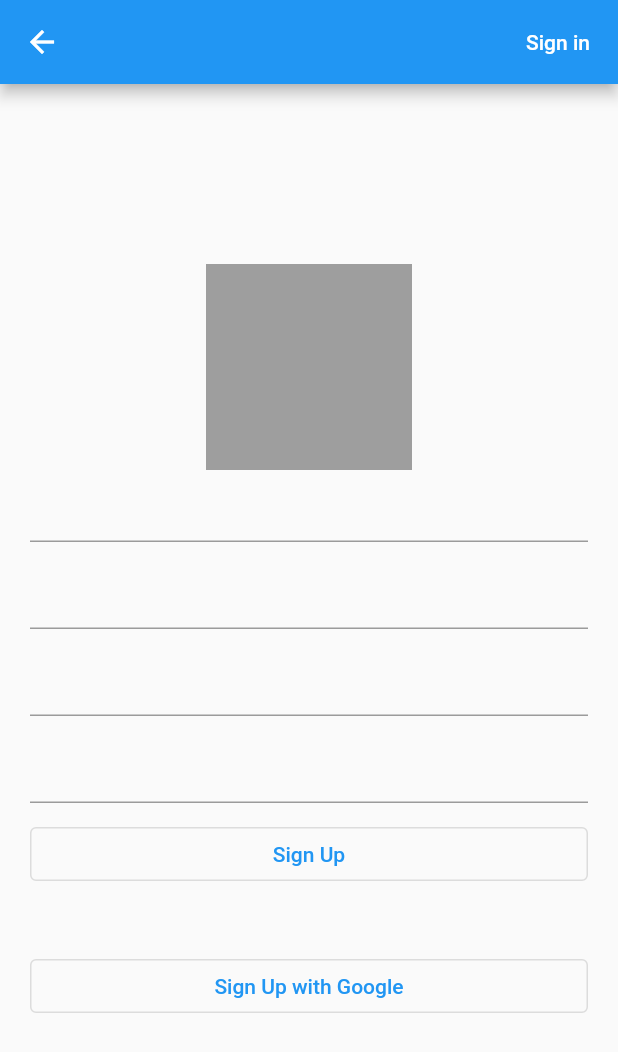
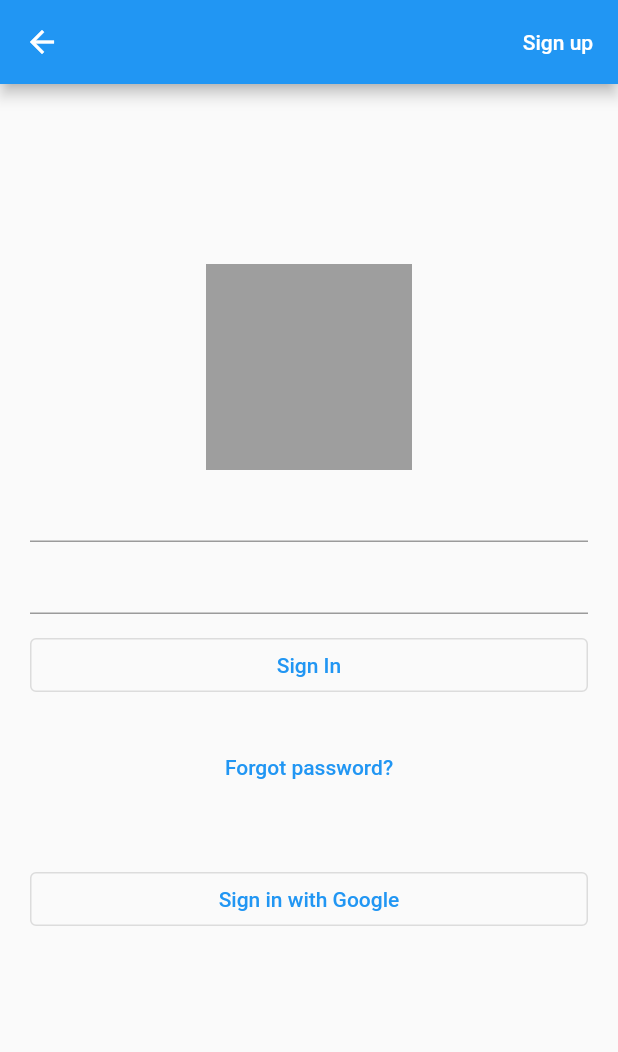
Before and after one commit to yescorp/bill_share_fe, a Flutter app: the screen it shows after launch, on a phone screen of 412 x 824 dp. Shown: the top 1052 px of the screen. Run offline on Flutter 3.47's test engine with Material 2 defaults, Android fonts, the light colour scheme and no system bars; our stand-ins replace bloc, dio, flutter_bloc, get_it.

Commit message:
navigation plan added

```diff
--- a/lib/di/dependency_injection.dart
+++ b/lib/di/dependency_injection.dart
@@ -1,3 +1,8 @@
+import 'package:bill_share/abstract/base_screen.dart';
+import 'package:bill_share/pages/login_intro/login_intro_screen.dart';
+import 'package:bill_share/pages/sign_in/view/sign_in_screen.dart';
+import 'package:bill_share/pages/sign_up/view/sign_up_screen.dart';
+import 'package:bill_share/pages/sign_up/view/sign_up_widget_params.dart';
 import 'package:bill_share/services/network_client.dart';
 import 'package:flutter/cupertino.dart';
 import 'package:get_it/get_it.dart';
@@ -8,6 +13,10 @@ class DependencyProvider {
 
   /// Every Dependency should be registered inside this 1 method.
   static void registerDependencies() {
+    registerFactory<SigninScreen>(() => SigninScreen());
+    container.registerFactoryParam<SignupScreen, SignupWidgetParams, Never?>(
+        (param1, _) => SignupScreen(params: param1));
+
     registerBuildContext();
     registerNetworkClient();
   }
@@ -15,8 +24,8 @@ class DependencyProvider {
   //=========================== Register Dependencies methods ===========================
 
   static void registerBuildContext() {
-    registerLazySingleton<GlobalKey<NavigatorState>>(() => navigatorKey);
-    registerLazySingleton<BuildContext>(() => navigatorKey.currentContext!);
+    registerFactory<GlobalKey<NavigatorState>>(() => navigatorKey);
+    registerFactory<BuildContext>(() => navigatorKey.currentContext!);
   }
 
   static void registerNetworkClient() {
@@ -30,11 +39,17 @@ class DependencyProvider {
     return container.get<T>();
   }
 
-  static void registerFactory<T extends Object>(T Function() factory) {
-    container.registerFactory<T>(factory);
+  static void registerFactory<T extends Object>(
+    T Function() factory, {
+    String? instanceName,
+  }) {
+    container.registerFactory<T>(factory, instanceName: instanceName);
   }
 
-  static void registerLazySingleton<T extends Object>(T Function() factory) {
-    container.registerLazySingleton<T>(factory);
+  static void registerLazySingleton<T extends Object>(
+    T Function() factory, {
+    String? instanceName,
+  }) {
+    container.registerLazySingleton<T>(factory, instanceName: instanceName);
   }
 }
--- a/lib/main.dart
+++ b/lib/main.dart
@@ -22,7 +22,7 @@ class MyApp extends StatelessWidget {
         primarySwatch: Colors.blue,
       ),
       home: Builder(builder: (context) {
-        return const SignupScreen();
+        return const SigninScreen();
       }),
     );
   }
--- a/lib/pages/sign_up/view/sign_up_screen.dart
+++ b/lib/pages/sign_up/view/sign_up_screen.dart
@@ -1,10 +1,16 @@
 import 'package:bill_share/abstract/base_screen.dart';
 import 'package:bill_share/pages/sign_up/view/sign_up_cubit.dart';
 import 'package:bill_share/pages/sign_up/view/sign_up_state.dart';
+import 'package:bill_share/pages/sign_up/view/sign_up_widget_params.dart';
 import 'package:flutter/material.dart';
 
 class SignupScreen extends AbstractScreen<SignupScreenState, SignupCubit> {
-  const SignupScreen({super.key});
+  final SignupWidgetParams params;
+
+  const SignupScreen({
+    super.key,
+    required this.params,
+  });
 
   @override
   SignupCubit createCubit() {
--- /dev/null
+++ b/lib/pages/sign_up/view/sign_up_widget_params.dart
@@ -0,0 +1,8 @@
+class AbstractWidgetParams {
+  const AbstractWidgetParams();
+}
+
+class SignupWidgetParams extends AbstractWidgetParams {
+  final String data;
+  const SignupWidgetParams(this.data);
+}
```
Also changed, not shown: lib/pages/sign_in/view/sign_in_cubit.dart (+15 -2 lines).
